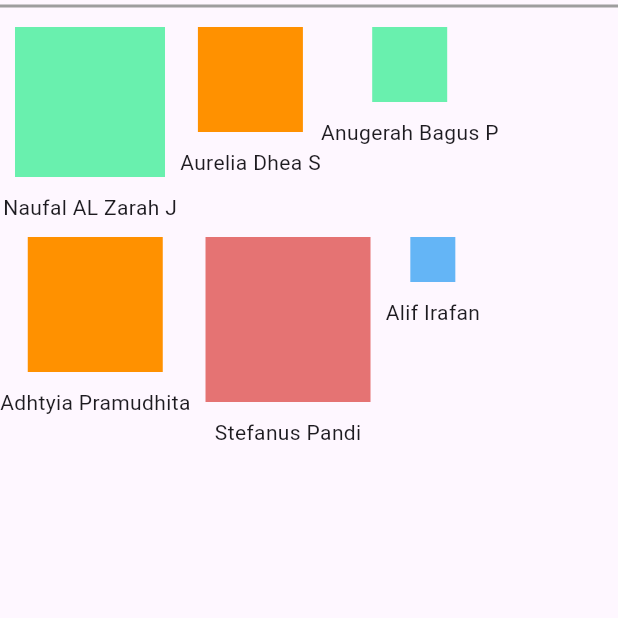
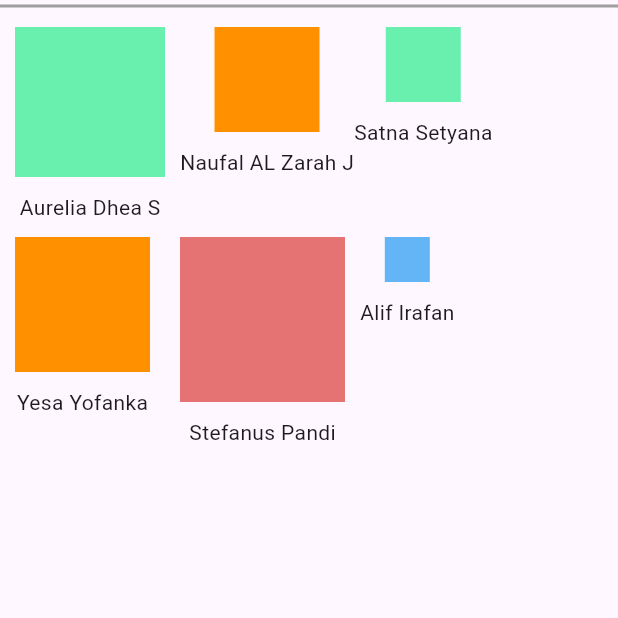
Before and after one commit to aureliadea132/jobsheet8, a Flutter app: the screen it shows after launch, on a phone screen of 412 x 824 dp, the top half of it. Run offline on Flutter 3.47's test engine with Material 3 defaults, Android fonts, the light colour scheme and no system bars.

Commit message:
Update main.dart

```diff
--- a/lib/main.dart
+++ b/lib/main.dart
@@ -40,10 +40,10 @@ class MyApp extends StatelessWidget {
               ),
               Wrap(
                 children: [
-                  buatKotak(Colors.greenAccent, 100, "Naufal AL Zarah J"),
-                  buatKotak(Colors.orangeAccent[400]!, 70, "Aurelia Dhea S"),
-                  buatKotak(Colors.greenAccent, 50, "Anugerah Bagus P"),
-                  buatKotak(Colors.orangeAccent[400]!, 90, "Adhtyia Pramudhita"),
+                  buatKotak(Colors.greenAccent, 100, "Aurelia Dhea S"),
+                  buatKotak(Colors.orangeAccent[400]!, 70, "Naufal AL Zarah J"),
+                  buatKotak(Colors.greenAccent, 50, "Satna Setyana"),
+                  buatKotak(Colors.orangeAccent[400]!, 90, "Yesa Yofanka"),
                   buatKotak(Colors.red[300]!, 110, "Stefanus Pandi"),
                   buatKotak(Colors.blue[300]!, 30, "Alif Irafan"),
                 ],
```
